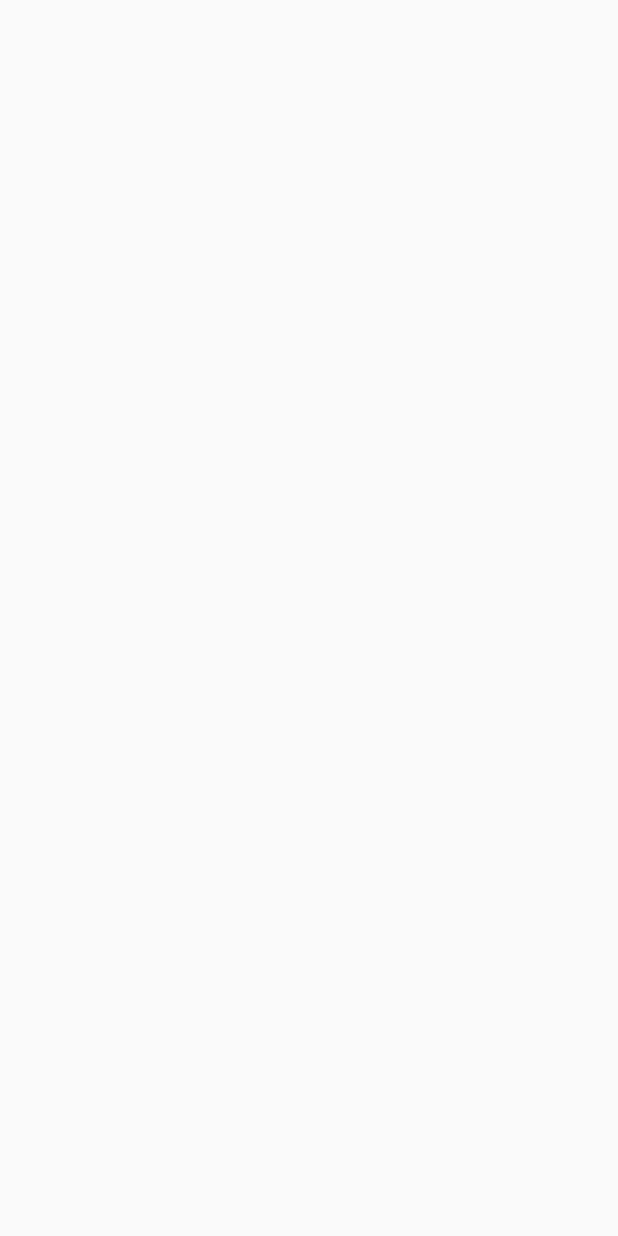
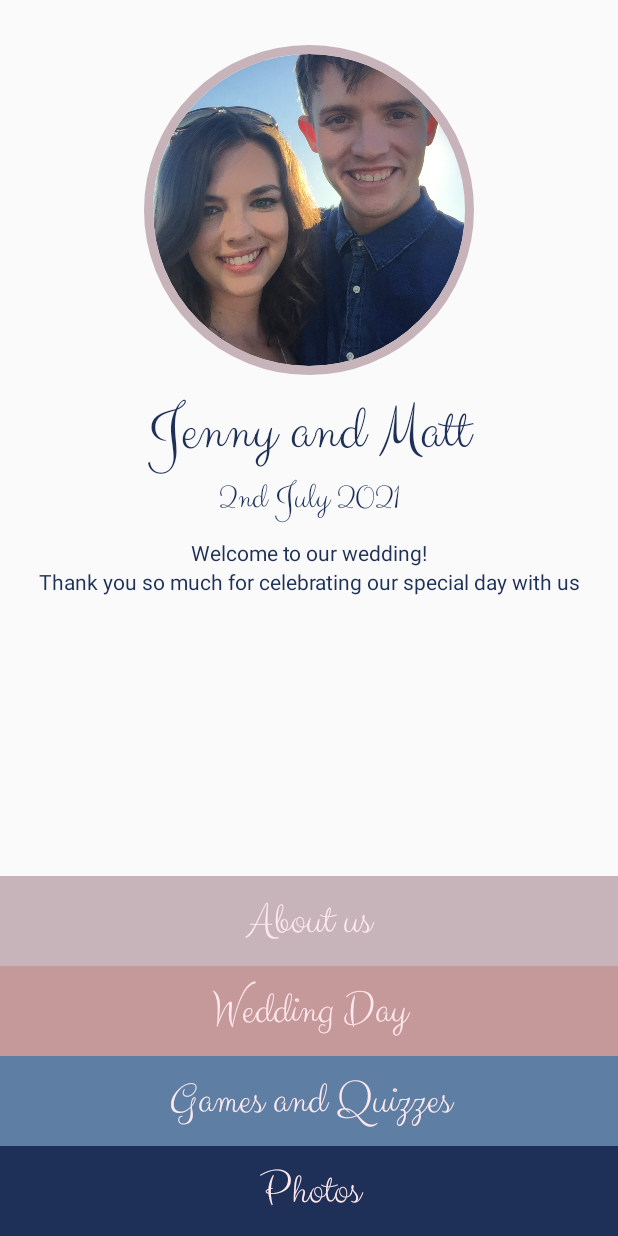
Before and after one commit to jennybarker/Wedding, an Android app: the screen it shows after launch once a user with an empty profile is signed in (MainActivity), on a phone screen of 412 x 824 dp. Before the commit the screen is empty. Run offline under Robolectric (Android 15) with nearby library versions, the phone set to English and light mode, and no system bars; our stand-ins replace CircleImageView, Firebase (no records; nobody signed in at launch, a user with empty details on screens opened directly).

Commit message:
completed activity_main

```diff
--- a/app/build.gradle
+++ b/app/build.gradle
@@ -30,4 +30,5 @@ dependencies {
     testImplementation 'junit:junit:4.12'
     androidTestImplementation 'androidx.test:runner:1.2.0'
     androidTestImplementation 'androidx.test.espresso:espresso-core:3.2.0'
+    implementation 'de.hdodenhof:circleimageview:3.0.0'
 }
--- a/app/src/main/res/layout/activity_main.xml
+++ b/app/src/main/res/layout/activity_main.xml
@@ -1,9 +1,129 @@
 <?xml version="1.0" encoding="utf-8"?>
-<androidx.constraintlayout.widget.ConstraintLayout xmlns:android="http://schemas.android.com/apk/res/android"
+<RelativeLayout xmlns:android="http://schemas.android.com/apk/res/android"
     xmlns:app="http://schemas.android.com/apk/res-auto"
-    xmlns:tools="http://schemas.android.com/tools"
     android:layout_width="match_parent"
     android:layout_height="match_parent"
+    xmlns:tools="http://schemas.android.com/tools"
+    android:orientation="vertical"
     tools:context=".MainActivity">
 
-</androidx.constraintlayout.widget.ConstraintLayout>
+    <LinearLayout
+        android:layout_width="match_parent"
+        android:layout_height="wrap_content"
+        android:orientation="vertical">
+
+        <de.hdodenhof.circleimageview.CircleImageView
+            android:layout_width="220dp"
+            android:layout_height="220dp"
+            android:layout_gravity="center"
+            android:layout_marginTop="30dp"
+            android:src="@drawable/jenandmatt"
+            app:civ_border_color="@color/colorLightBack2"
+            app:civ_border_width="6dp" />
+
+
+        <TextView
+            android:layout_width="match_parent"
+            android:layout_height="wrap_content"
+            android:text="Jenny and Matt"
+            android:layout_marginTop = "10dp"
+            android:textSize="42sp"
+            android:textAlignment="center"
+            android:textColor="@color/colorTextDark"
+            android:fontFamily="@font/clicker_script" />
+
+        <TextView
+            android:layout_width="match_parent"
+            android:layout_height="wrap_content"
+            android:text="2nd July 2021"
+            android:layout_marginBottom="10dp"
+            android:textSize="24sp"
+            android:textAlignment="center"
+            android:textColor="@color/colorTextDark"
+            android:fontFamily="@font/clicker_script" />
+
+        <TextView
+            android:layout_width="match_parent"
+            android:layout_height="wrap_content"
+            android:text="Welcome to our wedding!"
+            android:layout_marginLeft="20dp"
+            android:layout_marginRight="20dp"
+            android:textSize="14sp"
+            android:textAlignment="center"
+            android:textColor="@color/colorTextDark" />
+
+        <TextView
+            android:layout_width="match_parent"
+            android:layout_height="wrap_content"
+            android:text="Thank you so much for celebrating our special day with us"
+            android:layout_marginBottom = "8dp"
+            android:layout_marginLeft="20dp"
+            android:layout_marginRight="20dp"
+            android:textSize="14sp"
+            android:textAlignment="center"
+            android:textColor="@color/colorTextDark" />
+
+    </LinearLayout>
+
+    <LinearLayout
+        android:layout_width="match_parent"
+        android:layout_height="wrap_content"
+        android:orientation="vertical"
+        android:layout_alignParentBottom="true">
+
+        <Button
+            android:layout_width="match_parent"
+            android:layout_height="wrap_content"
+            android:background="@color/colorLightBack2"
+            android:id="@+id/button_about"
+            android:text="About us"
+            android:textAllCaps="false"
+            android:textColor="@color/colorTextLight"
+            android:padding="10dp"
+            android:textSize="30sp"
+            android:fontFamily="@font/clicker_script"
+            android:foreground="?attr/selectableItemBackground"/>
+
+        <Button
+            android:layout_width="match_parent"
+            android:layout_height="wrap_content"
+            android:background="@color/colorLightBack3"
+            android:id="@+id/button_wedding_day"
+            android:text="Wedding Day"
+            android:textAllCaps="false"
+            android:textColor="@color/colorTextLight"
+            android:padding="10dp"
+            android:textSize="30sp"
+            android:fontFamily="@font/clicker_script"
+            android:foreground="?attr/selectableItemBackground"/>
+
+        <Button
+            android:layout_width="match_parent"
+            android:layout_height="wrap_content"
+            android:background="@color/colorDarkBack1"
+            android:id="@+id/button_games"
+            android:text="Games and Quizzes"
+            android:textAllCaps="false"
+            android:textColor="@color/colorTextLight"
+            android:padding="10dp"
+            android:textSize="30sp"
+            android:fontFamily="@font/clicker_script"
+            android:foreground="?attr/selectableItemBackground"/>
+
+
+        <Button
+            android:layout_width="match_parent"
+            android:layout_height="wrap_content"
+            android:background="@color/colorDarkBack2"
+            android:id="@+id/button_photos"
+            android:text="Photos"
+            android:textAllCaps="false"
+            android:textColor="@color/colorTextLight"
+            android:padding="10dp"
+            android:textSize="30sp"
+            android:fontFamily="@font/clicker_script"
+            android:foreground="?attr/selectableItemBackground"/>
+
+    </LinearLayout>
+
+</RelativeLayout>
--- a/app/src/main/res/values/colors.xml
+++ b/app/src/main/res/values/colors.xml
@@ -3,7 +3,7 @@
     <color name="colorPrimary">#008577</color>
     <color name="colorPrimaryDark">#00574B</color>
     <color name="colorAccent">#D81B60</color>
-
+    <color name="colorTextDark">#1E3058</color>
     <color name="colorTextLight">#FDE8ED</color>
     <color name="colorLightBack1">#FDE8ED</color>
     <color name="colorLightBack2">#C7B4BA</color>
```
Also changed, not shown: app/src/main/res/drawable-v24/jenandmatt.png (added).
